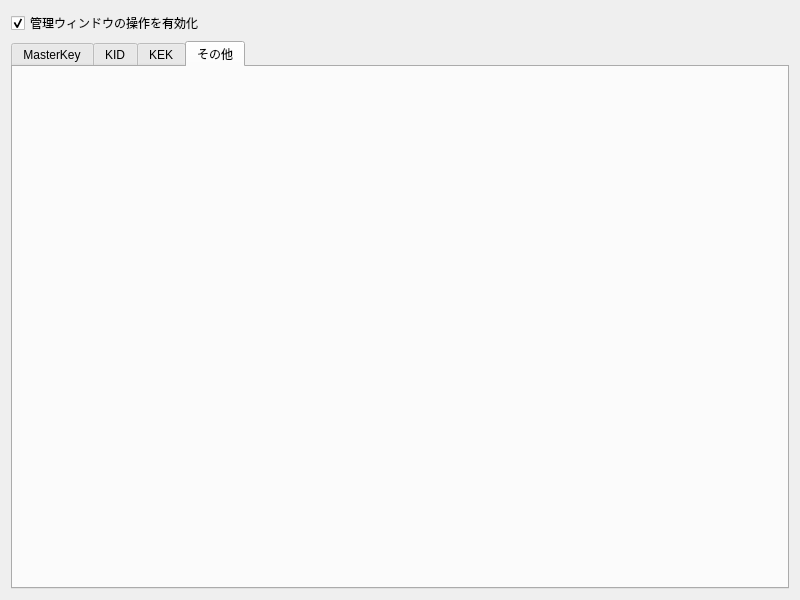
The window that GUI/admin.ui (yy981-jp/EAD7) describes before a commit, drawn with Qt 5.
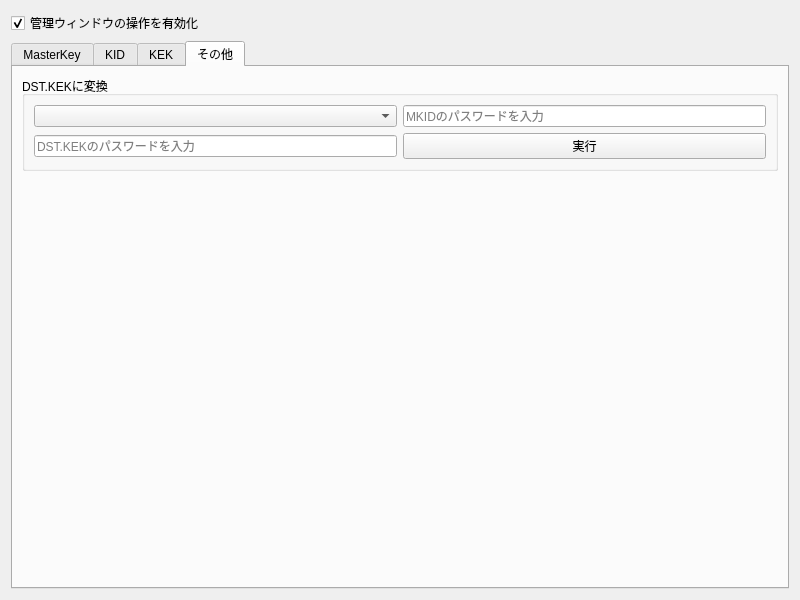
The same window after the commit. The open tabs and pages were chosen to show the change. Custom widgets are drawn as their Qt base class.

```diff
--- a/GUI/admin.ui
+++ b/GUI/admin.ui
@@ -94,22 +94,6 @@
             </property>
            </widget>
           </item>
-         </layout>
-        </widget>
-       </item>
-       <item row="3" column="0" colspan="3">
-        <widget class="QGroupBox" name="MK_insert">
-         <property name="title">
-          <string>追加</string>
-         </property>
-         <layout class="QGridLayout" name="gridLayout_5">
-          <item row="0" column="1">
-           <widget class="QLineEdit" name="MK_insert_pass">
-            <property name="placeholderText">
-             <string>新しいパスワードを入力</string>
-            </property>
-           </widget>
-          </item>
           <item row="0" column="0">
            <widget class="QComboBox" name="MK_insert_index"/>
           </item>
@@ -137,12 +121,18 @@
          </property>
         </widget>
        </item>
-       <item row="0" column="0">
-        <widget class="QPushButton" name="pushButton">
-         <property name="text">
-          <string>MKを読み込み</string>
+       <item row="3" column="1">
+        <spacer name="MK_verticalSpacer">
+         <property name="orientation">
+          <enum>Qt::Orientation::Vertical</enum>
          </property>
-        </widget>
+         <property name="sizeHint" stdset="0">
+          <size>
+           <width>20</width>
+           <height>40</height>
+          </size>
+         </property>
+        </spacer>
        </item>
       </layout>
      </widget>
@@ -243,11 +233,88 @@
       <attribute name="title">
        <string>その他</string>
       </attribute>
+      <layout class="QGridLayout" name="gridLayout_5">
+       <item row="1" column="0">
+        <spacer name="verticalSpacer">
+         <property name="orientation">
+          <enum>Qt::Orientation::Vertical</enum>
+         </property>
+         <property name="sizeHint" stdset="0">
+          <size>
+           <width>20</width>
+           <height>40</height>
+          </size>
+         </property>
+        </spacer>
+       </item>
+       <item row="0" column="0">
+        <widget class="QGroupBox" name="OT_dst">
+         <property name="title">
+          <string>DST.KEKに変換</string>
+         </property>
+         <layout class="QGridLayout" name="gridLayout_11">
+          <item row="0" column="1">
+           <widget class="QComboBox" name="comboBox">
+            <property name="sizePolicy">
+             <sizepolicy hsizetype="Preferred" vsizetype="Fixed">
+              <horstretch>0</horstretch>
+              <verstretch>0</verstretch>
+             </sizepolicy>
+            </property>
+            <property name="placeholderText">
+             <string>対象のADM.KEKを選択</string>
+            </property>
+           </widget>
+          </item>
+          <item row="0" column="2">
+           <widget class="QLineEdit" name="lineEdit_2">
+            <property name="placeholderText">
+             <string>MKIDのパスワードを入力</string>
+            </property>
+           </widget>
+          </item>
+          <item row="1" column="1">
+           <widget class="QLineEdit" name="lineEdit">
+            <property name="sizePolicy">
+             <sizepolicy hsizetype="MinimumExpanding" vsizetype="Fixed">
+              <horstretch>0</horstretch>
+              <verstretch>0</verstretch>
+             </sizepolicy>
+            </property>
+            <property name="placeholderText">
+             <string>DST.KEKのパスワードを入力</string>
+            </property>
+           </widget>
+          </item>
+          <item row="1" column="2">
+           <widget class="QPushButton" name="pushButton">
+            <property name="sizePolicy">
+             <sizepolicy hsizetype="Preferred" vsizetype="Fixed">
+              <horstretch>0</horstretch>
+              <verstretch>0</verstretch>
+             </sizepolicy>
+            </property>
+            <property name="text">
+             <string>実行</string>
+            </property>
+           </widget>
+          </item>
+         </layout>
+        </widget>
+       </item>
+      </layout>
      </widget>
     </widget>
    </item>
   </layout>
  </widget>
+ <customwidgets>
+  <customwidget>
+   <class>TwoTreeView</class>
+   <extends>QTreeView</extends>
+   <header>twoTreeView.h</header>
+  </customwidget>
+ </customwidgets>
  <resources/>
  <connections/>
 </ui>
```
Left out of the diff: 135 changed lines with no effect on the pictures.
